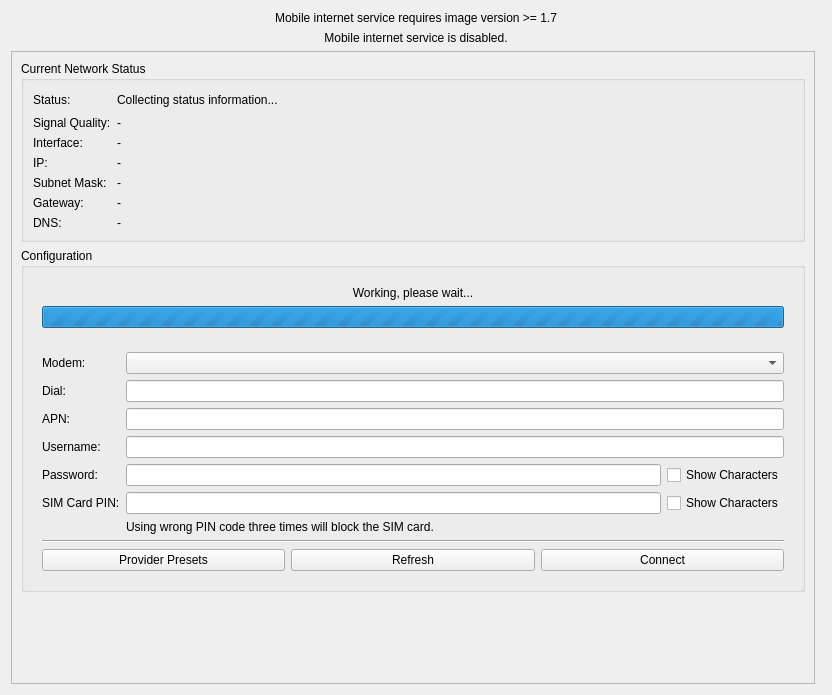
Above: src/brickv/plugin_system/plugins/red/ui/red_tab_settings_mobile_internet.ui from Tinkerforge/brickv before the change. Below: the same form after it.
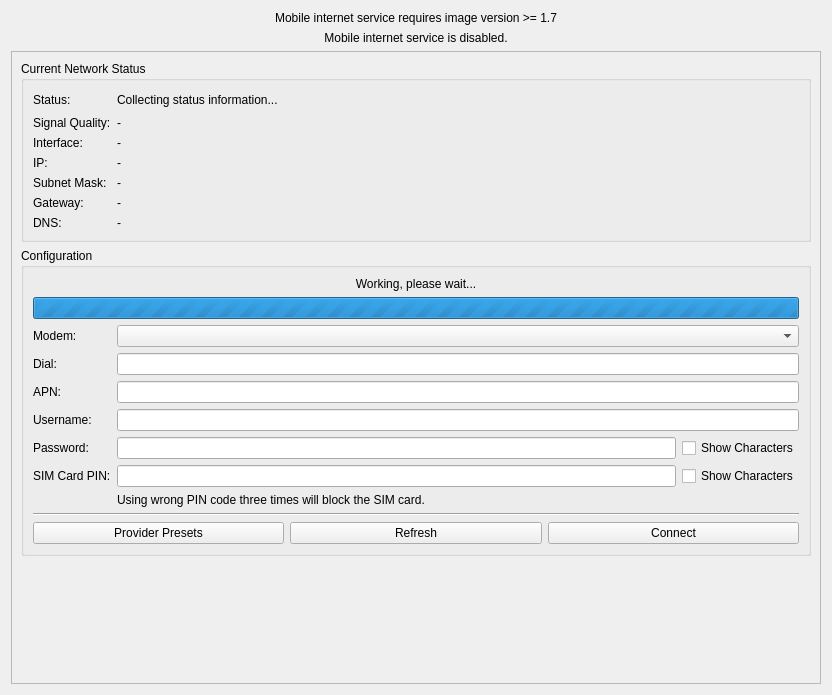
That is the form after the change.

Commit message: red-brick: Remove empty columns from mobile Internet tab layout

```diff
--- a/src/brickv/plugin_system/plugins/red/ui/red_tab_settings_mobile_internet.ui
+++ b/src/brickv/plugin_system/plugins/red/ui/red_tab_settings_mobile_internet.ui
@@ -164,6 +164,18 @@
              <enum>QFrame::Raised</enum>
             </property>
             <layout class="QGridLayout" name="gridLayout_2">
+             <property name="leftMargin">
+              <number>0</number>
+             </property>
+             <property name="topMargin">
+              <number>0</number>
+             </property>
+             <property name="rightMargin">
+              <number>0</number>
+             </property>
+             <property name="bottomMargin">
+              <number>0</number>
+             </property>
              <item row="1" column="0">
               <widget class="QProgressBar" name="pbar_mi_working_wait">
                <property name="maximum">
@@ -199,6 +211,18 @@
              <enum>QFrame::Raised</enum>
             </property>
             <layout class="QGridLayout" name="gridLayout_6">
+             <property name="leftMargin">
+              <number>0</number>
+             </property>
+             <property name="topMargin">
+              <number>0</number>
+             </property>
+             <property name="rightMargin">
+              <number>0</number>
+             </property>
+             <property name="bottomMargin">
+              <number>0</number>
+             </property>
              <item row="1" column="1" colspan="2">
               <widget class="QLineEdit" name="ledit_mi_dial"/>
              </item>
@@ -359,7 +383,7 @@
      </widget>
     </widget>
    </item>
-   <item row="0" column="0" colspan="2">
+   <item row="0" column="0">
     <widget class="QLabel" name="label_mi_unsupported">
      <property name="text">
       <string>Mobile internet service requires image version &gt;= 1.7</string>
@@ -369,7 +393,7 @@
      </property>
     </widget>
    </item>
-   <item row="1" column="0" colspan="2">
+   <item row="1" column="0">
     <widget class="QLabel" name="label_mi_disabled">
      <property name="text">
       <string>Mobile internet service is disabled.</string>
```
